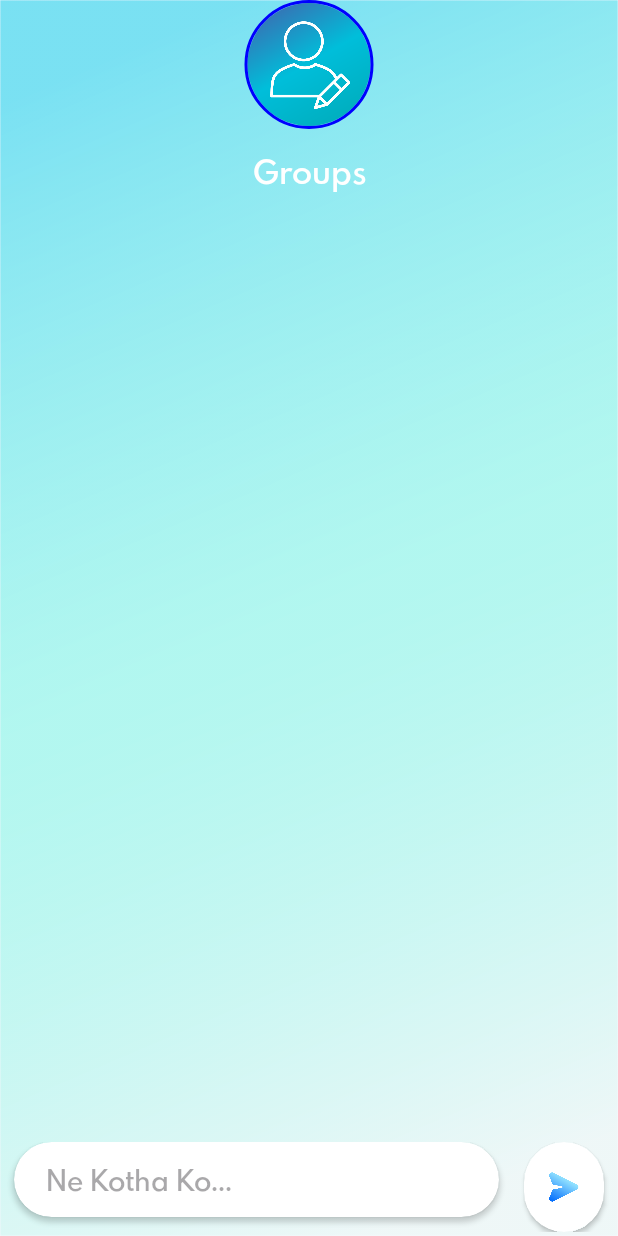
After one commit to safa-jsk/Kotha-Ko, an Android app: the group_chat_box screen opened directly, with no data from a screen before it, on a phone screen of 412 x 824 dp. The commit adds this screen. Run offline under Robolectric (Android 15) with nearby library versions, the phone set to English and light mode, and no system bars; our stand-ins replace CircleImageView.

Commit message:
Installed Group Adapter and Group Chat Box

```diff
--- /dev/null
+++ b/app/src/main/java/com/triad/kothako/group_chat_box.java
@@ -0,0 +1,29 @@
+package com.triad.kothako;
+
+import android.os.Bundle;
+
+import androidx.activity.EdgeToEdge;
+import androidx.appcompat.app.AppCompatActivity;
+import androidx.core.graphics.Insets;
+import androidx.core.view.ViewCompat;
+import androidx.core.view.WindowInsetsCompat;
+
+public class group_chat_box extends AppCompatActivity {
+
+    @Override
+    protected void onCreate(Bundle savedInstanceState) {
+        super.onCreate(savedInstanceState);
+        EdgeToEdge.enable(this);
+        setContentView(R.layout.activity_group_chat_box);
+
+
+
+
+
+        ViewCompat.setOnApplyWindowInsetsListener(findViewById(R.id.main), (v, insets) -> {
+            Insets systemBars = insets.getInsets(WindowInsetsCompat.Type.systemBars());
+            v.setPadding(systemBars.left, systemBars.top, systemBars.right, systemBars.bottom);
+            return insets;
+        });
+    }
+}
--- /dev/null
+++ b/app/src/main/res/layout/activity_group_chat_box.xml
@@ -0,0 +1,123 @@
+<?xml version="1.0" encoding="utf-8"?>
+<ScrollView
+    xmlns:android="http://schemas.android.com/apk/res/android"
+    xmlns:app="http://schemas.android.com/apk/res-auto"
+    xmlns:tools="http://schemas.android.com/tools"
+    android:id="@+id/main"
+    android:layout_width="match_parent"
+    android:layout_height="match_parent"
+    android:background="@drawable/chat_back1"
+    android:fillViewport="true"
+    android:scrollbars="none"
+    tools:context=".group_chat_box">
+
+    <RelativeLayout
+        android:layout_width="match_parent"
+        android:layout_height="wrap_content">
+
+        <LinearLayout
+            android:id="@+id/info_layout"
+            android:layout_width="match_parent"
+            android:layout_height="wrap_content"
+            android:gravity="center"
+            android:orientation="vertical">
+
+            <de.hdodenhof.circleimageview.CircleImageView
+                android:id="@+id/group_Pfp"
+                android:layout_width="100dp"
+                android:layout_height="86dp"
+                android:contentDescription="@string/add_pfp"
+                android:src="@drawable/add_your_photo"
+                app:civ_border_color="#0000ff"
+                app:civ_border_width="2dp"
+                app:layout_constraintBottom_toBottomOf="parent"
+                app:layout_constraintEnd_toEndOf="parent"
+                app:layout_constraintHorizontal_bias="0.5"
+                app:layout_constraintStart_toStartOf="parent"
+                app:layout_constraintTop_toTopOf="parent"
+                app:layout_constraintVertical_bias="0.25" />
+
+            <TextView
+                android:id="@+id/group_name"
+                android:layout_width="match_parent"
+                android:layout_height="wrap_content"
+                android:layout_margin="13.00dp"
+                android:fontFamily="@font/spartan_bold"
+                android:gravity="center"
+                android:text="@string/groups"
+                android:textColor="#ffffff"
+                android:textSize="20.00sp" />
+
+        </LinearLayout>
+
+        <androidx.recyclerview.widget.RecyclerView
+            android:id="@+id/grp_adapter"
+            android:layout_width="match_parent"
+            android:layout_height="match_parent"
+            android:layout_below="@id/info_layout"
+            android:layout_alignParentTop="true"
+            android:layout_alignParentBottom="true"
+            android:layout_marginTop="180dp"
+            android:layout_marginBottom="64dp"
+            android:padding="13.00dp" />
+
+        <LinearLayout
+            android:layout_width="match_parent"
+            android:layout_height="60dp"
+            android:orientation="horizontal"
+            android:layout_alignParentBottom="true"
+            android:layout_marginStart="2.60dp"
+            android:layout_marginTop="2.60dp"
+            android:layout_marginBottom="2.60dp"
+            android:layout_marginEnd="2.60dp">
+
+            <androidx.cardview.widget.CardView
+                android:id="@+id/card_chat"
+                android:layout_width="match_parent"
+                android:layout_height="50dp"
+                android:background="#000000"
+                app:cardCornerRadius="32.50dp"
+                android:layout_marginStart="6.50dp"
+                android:layout_marginEnd="10dp"
+                android:layout_weight="1">
+
+                <EditText
+                    android:id="@+id/edit_chat"
+                    android:layout_width="300dp"
+                    android:layout_height="50dp"
+                    android:layout_gravity="center"
+                    android:background="@null"
+                    android:fontFamily="@font/spartan_bold"
+                    android:layout_marginStart="10dp"
+                    android:hint="@string/ne_kotha_ko"
+                    android:importantForAutofill="no"
+                    android:inputType=""
+                    android:textSize="17sp" />
+
+            </androidx.cardview.widget.CardView>
+
+            <androidx.cardview.widget.CardView
+                android:id="@+id/card_send"
+                android:layout_width="120sp"
+                android:layout_height="60sp"
+                android:background="#ffffff"
+                app:cardCornerRadius="32.50dp"
+                android:layout_marginStart="6.50dp"
+                android:layout_marginEnd="6.50dp"
+                android:layout_weight="1">
+
+                <ImageView
+                    android:id="@+id/button_send"
+                    android:layout_width="20dp"
+                    android:layout_height="20dp"
+                    android:layout_gravity="center"
+                    android:background="@drawable/send"
+                    android:contentDescription="@string/send_button" />
+
+            </androidx.cardview.widget.CardView>
+
+        </LinearLayout>
+
+    </RelativeLayout>
+
+</ScrollView>
--- a/app/src/main/res/values/strings.xml
+++ b/app/src/main/res/values/strings.xml
@@ -40,4 +40,7 @@
     <string name="enter_group_name">Enter Group Name:</string>
     <string name="create">Create</string>
     <string name="cancel">Cancel</string>
+    <string name="online">Online</string>
+    <string name="users">Users</string>
+    <string name="groups">Groups</string>
 </resources>
```
Also changed, not shown: app/src/main/AndroidManifest.xml (+7 -4 lines), app/src/main/java/com/triad/kothako/MainActivity.java (+30 -3 lines), app/src/main/java/com/triad/kothako/group_adapter.java (added, +72 -0 lines), app/src/main/res/layout/activity_main.xml (+48 -6 lines).
